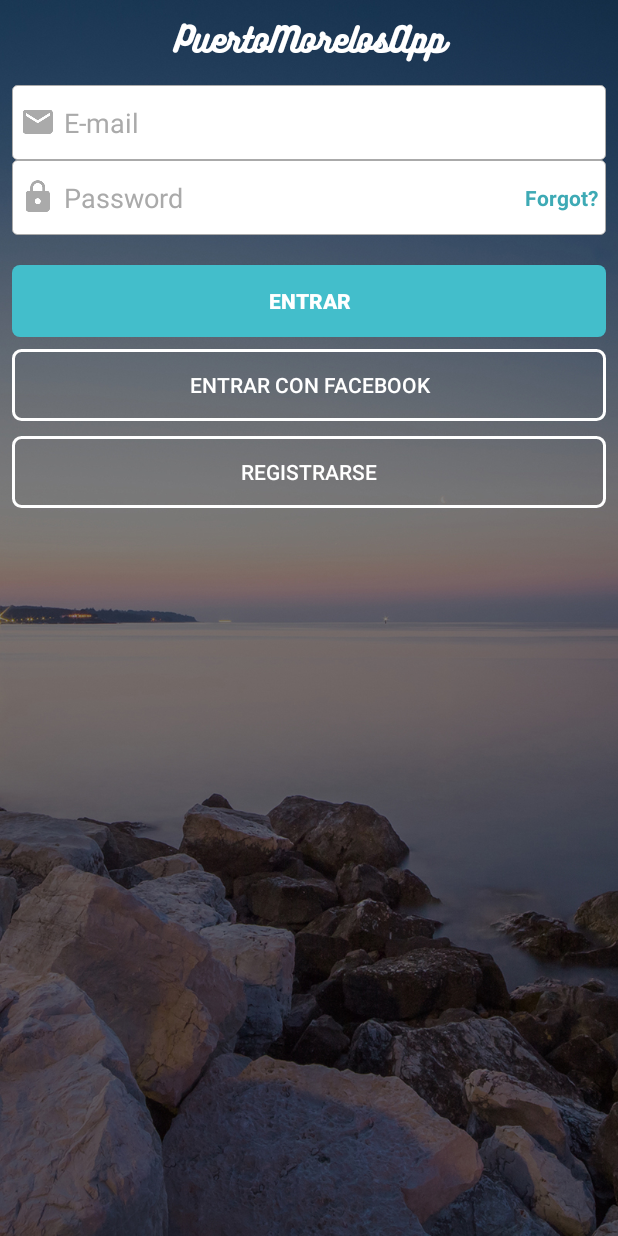
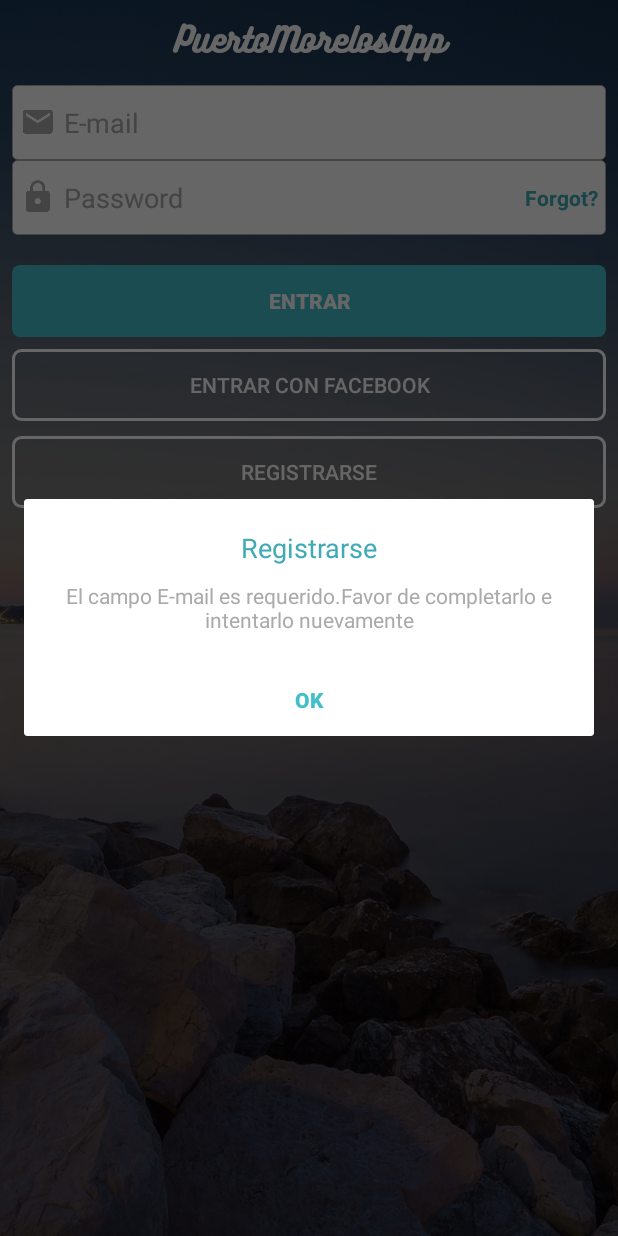
Before and after one commit to Rudiel/PuertoMorelosApp, an Android app: the screen it shows after launch (Login_Activity), after a tap on "ENTRAR", on a phone screen of 412 x 824 dp. Run offline under Robolectric (Android 15) with nearby library versions, the phone set to English and light mode, and no system bars; our stand-ins replace ButterKnife, Dagger/Hilt's generated code, Firebase (no records; nobody signed in at launch, a user with empty details on screens opened directly).

Commit message:
re #00 creating dialog creators (alert done).

```diff
--- /dev/null
+++ b/app/src/main/java/com/puertomorelosapp/puertomorelosapp/Creators/Dialog_Creator.java
@@ -0,0 +1,61 @@
+package com.puertomorelosapp.puertomorelosapp.Creators;
+
+import android.app.Dialog;
+import android.content.Context;
+import android.content.DialogInterface;
+import android.support.annotation.Nullable;
+import android.support.v7.app.AlertDialog;
+import android.view.View;
+import android.view.Window;
+import android.widget.Button;
+import android.widget.LinearLayout;
+import android.widget.TextView;
+
+import com.puertomorelosapp.puertomorelosapp.R;
+
+/**
+ * Created by rudielavilaperaza on 6/12/17.
+ */
+
+public class Dialog_Creator {
+
+    public void showAlertDialog(Context context, @Nullable String title, @Nullable String message, final IDialog_Creator dialog_creator) {
+
+        final Dialog dialog = new Dialog(context);
+
+        dialog.requestWindowFeature(Window.FEATURE_NO_TITLE);
+        dialog.setContentView(R.layout.layout_dialog);
+
+        dialog.setCancelable(false);
+        dialog.setCanceledOnTouchOutside(false);
+
+        final Button btDialogOK = (Button) dialog.findViewById(R.id.btOK);
+
+        final TextView tvDialogTitle = (TextView) dialog.findViewById(R.id.tvTitle);
+        final TextView tvDialogMessage = (TextView) dialog.findViewById(R.id.tvMessage);
+
+        final LinearLayout llButtons = (LinearLayout) dialog.findViewById(R.id.llButtons);
+
+        if (title != null)
+            tvDialogTitle.setText(title);
+
+        if (message != null)
+            tvDialogMessage.setText(message);
+
+        llButtons.setVisibility(View.GONE);
+
+        btDialogOK.setVisibility(View.VISIBLE);
+
+        btDialogOK.setOnClickListener(new View.OnClickListener() {
+            @Override
+            public void onClick(View v) {
+                dialog_creator.didOK(dialog);
+            }
+        });
+
+        dialog.show();
+
+
+    }
+
+}
--- /dev/null
+++ b/app/src/main/java/com/puertomorelosapp/puertomorelosapp/Creators/IDialog_Creator.java
@@ -0,0 +1,17 @@
+package com.puertomorelosapp.puertomorelosapp.Creators;
+
+import android.app.Dialog;
+import android.support.v7.app.AlertDialog;
+
+/**
+ * Created by rudielavilaperaza on 6/12/17.
+ */
+
+public interface IDialog_Creator {
+
+    void didConfirm(Dialog dialog);
+
+    void didCancel(Dialog dialog);
+
+    void didOK(Dialog dialog);
+}
--- a/app/src/main/java/com/puertomorelosapp/puertomorelosapp/Login/Login_Activity.java
+++ b/app/src/main/java/com/puertomorelosapp/puertomorelosapp/Login/Login_Activity.java
@@ -1,5 +1,6 @@
 package com.puertomorelosapp.puertomorelosapp.Login;
 
+import android.app.Dialog;
 import android.content.Intent;
 import android.os.Bundle;
 import android.support.annotation.Nullable;
@@ -16,6 +17,8 @@ import android.widget.Toast;
 
 import com.bumptech.glide.Glide;
 import com.google.firebase.auth.FirebaseAuth;
+import com.puertomorelosapp.puertomorelosapp.Creators.Dialog_Creator;
+import com.puertomorelosapp.puertomorelosapp.Creators.IDialog_Creator;
 import com.puertomorelosapp.puertomorelosapp.Main.Main_Activity;
 import com.puertomorelosapp.puertomorelosapp.Models.User;
 import com.puertomorelosapp.puertomorelosapp.R;
@@ -139,7 +142,27 @@ public class Login_Activity extends AppCompatActivity implements ILogin_View {
 
     @Override
     public void showErrorMessage(String message) {
-        Toast.makeText(this, message, Toast.LENGTH_SHORT).show();
+        new Dialog_Creator().showAlertDialog(
+                this,
+                getString(R.string.title_register),
+                message,
+                new IDialog_Creator() {
+                    @Override
+                    public void didConfirm(Dialog dialog) {
+
+                    }
+
+                    @Override
+                    public void didCancel(Dialog dialog) {
+
+                    }
+
+                    @Override
+                    public void didOK(Dialog dialog) {
+                        dialog.dismiss();
+                    }
+                }
+        );
     }
 
     @Override
@@ -155,6 +178,16 @@ public class Login_Activity extends AppCompatActivity implements ILogin_View {
             user.setContext(Login_Activity.this);
 
             presenter.loginWithPassandUser(auth, user);
-        }
+        } else
+            this.showErrorMessage(checkFieldsEmpty());
+    }
+
+    private String checkFieldsEmpty() {
+
+        if (etUserEmail.getText().toString().trim().equals(""))
+            return getString(R.string.email_empty);
+        else if (etPassword.getText().toString().trim().equals(""))
+            return getString(R.string.password_empty);
+        else return "";
     }
 }
--- /dev/null
+++ b/app/src/main/res/layout/layout_dialog.xml
@@ -0,0 +1,70 @@
+<?xml version="1.0" encoding="utf-8"?>
+<LinearLayout xmlns:android="http://schemas.android.com/apk/res/android"
+    android:layout_width="match_parent"
+    android:layout_height="match_parent"
+    android:orientation="vertical">
+
+    <TextView
+        android:id="@+id/tvTitle"
+        android:layout_width="match_parent"
+        android:layout_height="wrap_content"
+        android:layout_marginTop="20dp"
+        android:gravity="center"
+        android:textAppearance="?android:textAppearanceMedium"
+        android:textColor="@color/colorPrimaryDark" />
+
+    <TextView
+        android:id="@+id/tvMessage"
+        android:layout_width="match_parent"
+        android:layout_height="wrap_content"
+        android:layout_marginLeft="10dp"
+        android:layout_marginRight="10dp"
+        android:layout_marginTop="10dp"
+        android:gravity="center"
+        android:textColor="@android:color/darker_gray" />
+
+    <LinearLayout
+        android:id="@+id/llButtons"
+        android:layout_width="match_parent"
+        android:layout_height="wrap_content"
+        android:layout_marginTop="20dp"
+        android:orientation="horizontal"
+        android:visibility="visible">
+
+
+        <Button
+            android:id="@+id/btCancel"
+            android:layout_width="0dp"
+            android:layout_height="wrap_content"
+            android:layout_margin="5dp"
+            android:layout_weight="1"
+            android:background="@null"
+            android:text="@string/dialog_cancel"
+            android:textColor="@color/colorPrimary"
+            android:textStyle="bold" />
+
+        <Button
+            android:id="@+id/btAccept"
+            android:layout_width="0dp"
+            android:layout_height="wrap_content"
+            android:layout_margin="5dp"
+            android:layout_weight="1"
+            android:background="@null"
+            android:text="@string/dialog_accept"
+            android:textColor="@color/colorPrimary"
+            android:textStyle="bold" />
+
+
+    </LinearLayout>
+
+    <Button
+        android:id="@+id/btOK"
+        android:layout_width="match_parent"
+        android:layout_height="wrap_content"
+        android:layout_marginTop="20dp"
+        android:background="@null"
+        android:text="@string/dialog_ok"
+        android:textColor="@color/colorPrimary"
+        android:textStyle="bold" />
+
+</LinearLayout>
--- a/app/src/main/res/layout/layout_register.xml
+++ b/app/src/main/res/layout/layout_register.xml
@@ -99,6 +99,7 @@
                     android:textStyle="bold" />
 
                 <TextView
+                    android:id="@+id/tvRegisterDone"
                     android:layout_width="match_parent"
                     android:layout_height="wrap_content"
                     android:layout_marginTop="@dimen/login_margin_slides"
--- a/app/src/main/res/values/strings.xml
+++ b/app/src/main/res/values/strings.xml
@@ -22,4 +22,14 @@
     <string name="menu_conditions">Términos y Condiciones</string>
     <string name="menu_logout">Cerrar Sesión</string>
 
+    <!--Utils-->
+    <string name="email_empty">El campo E-mail es requerido.Favor de completarlo e intentarlo nuevamente</string>
+    <string name="password_empty">El campo Password es requerido.Favor de completarlo e intentarlo nuevamente</string>
+    <string name="user_empty">El campo Usuario es requerido.Favor de completarlo e intentarlo nuevamente</string>
+    <string name="dialog_ok">OK</string>
+    <string name="dialog_accept">Aceptar</string>
+    <string name="dialog_cancel">Cancelar</string>
+    <string name="title_register">Registrarse</string>
+    <string name="title_login">Iniciar Sesión</string>
+    <string name="title_recover">Recuperar</string>
 </resources>
```
Also changed, not shown: app/src/main/java/com/puertomorelosapp/puertomorelosapp/Recover/Recover_Activity.java (+32 -1 lines), app/src/main/java/com/puertomorelosapp/puertomorelosapp/Register/Register_Activity.java (+47 -4 lines).
